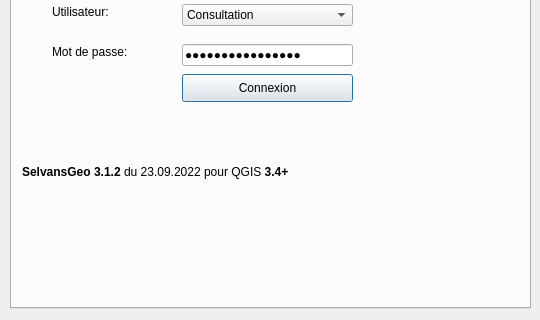
sitn/SelvansGeo, file ui_selvansgeo.ui: the form before one commit; both pictures show x 0 to 540 and y 282 to 602 of the 540 by 602 pixel window.
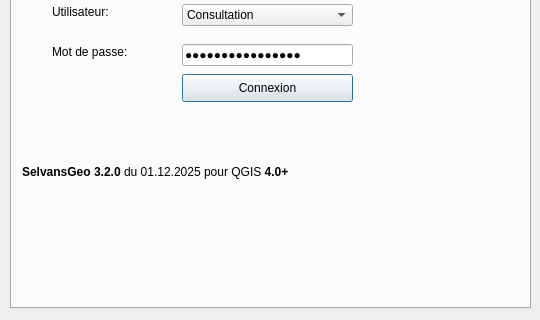
The form after the commit.

```diff
--- a/ui_selvansgeo.ui
+++ b/ui_selvansgeo.ui
@@ -286,7 +286,7 @@
          </rect>
         </property>
         <property name="text">
-         <string>&lt;html&gt;&lt;head/&gt;&lt;body&gt;&lt;p&gt;&lt;span style=&quot; font-weight:600;&quot;&gt;SelvansGeo 3.1.2&lt;/span&gt; du 23.09.2022 pour QGIS &lt;span style=&quot; font-weight:600;&quot;&gt;3.4+&lt;/span&gt;&lt;/p&gt;&lt;/body&gt;&lt;/html&gt;</string>
+         <string>&lt;html&gt;&lt;head/&gt;&lt;body&gt;&lt;p&gt;&lt;span style=&quot; font-weight:600;&quot;&gt;SelvansGeo 3.2.0&lt;/span&gt; du 01.12.2025 pour QGIS &lt;span style=&quot; font-weight:600;&quot;&gt;4.0+&lt;/span&gt;&lt;/p&gt;&lt;/body&gt;&lt;/html&gt;</string>
         </property>
        </widget>
       </widget>
```
